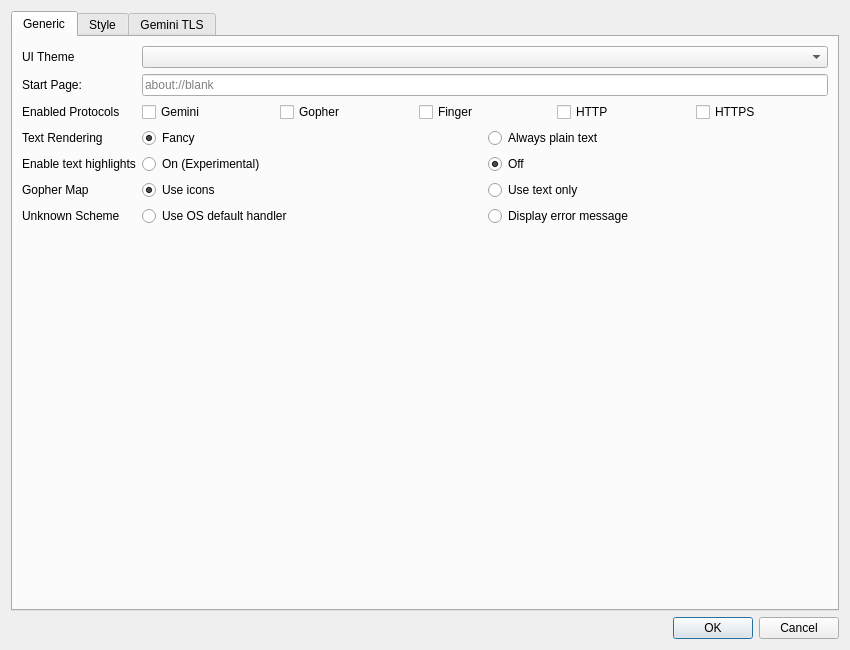
Before: the Qt Designer form src/settingsdialog.ui in ikskuh/kristall, drawn with Qt 5.
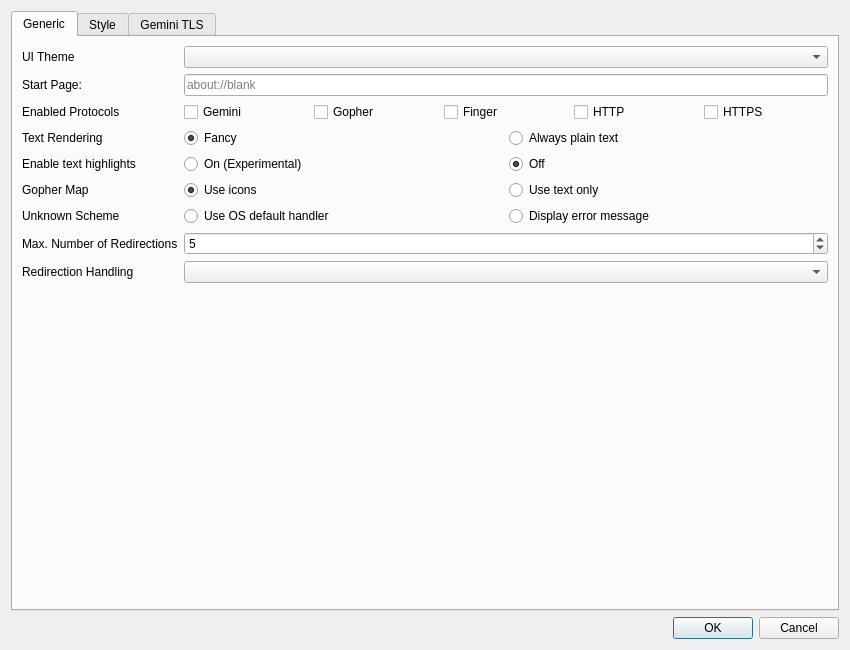
After: the same form once the commit is applied. Icons and pictures are not drawn.

Commit message: Makes gemini protocol handler a bit more robust.Makes style preview a file in about: instead of hardcoding it. Starts to implement the options menu for redirection configuration.

Diff of the .ui file:
```diff
--- a/src/settingsdialog.ui
+++ b/src/settingsdialog.ui
@@ -241,6 +241,30 @@
          </item>
         </layout>
        </item>
+       <item row="7" column="0">
+        <widget class="QLabel" name="label_26">
+         <property name="text">
+          <string>Max. Number of Redirections</string>
+         </property>
+        </widget>
+       </item>
+       <item row="7" column="1">
+        <widget class="QSpinBox" name="max_redirects">
+         <property name="value">
+          <number>5</number>
+         </property>
+        </widget>
+       </item>
+       <item row="8" column="1">
+        <widget class="QComboBox" name="redirection_mode"/>
+       </item>
+       <item row="8" column="0">
+        <widget class="QLabel" name="label_27">
+         <property name="text">
+          <string>Redirection Handling</string>
+         </property>
+        </widget>
+       </item>
       </layout>
      </widget>
      <widget class="QWidget" name="style_tab">
```
The commit also changes 12 other files.
